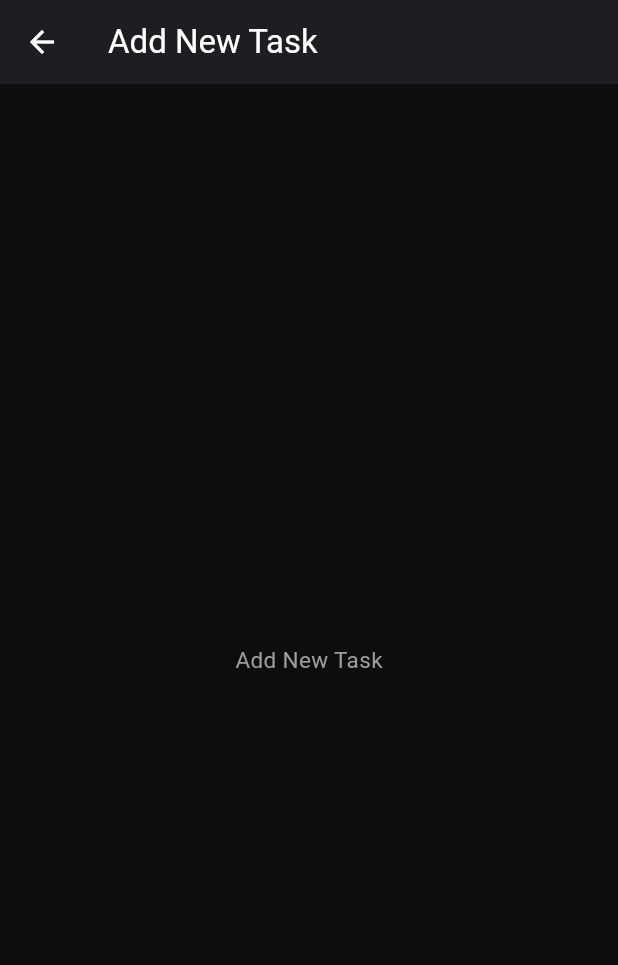
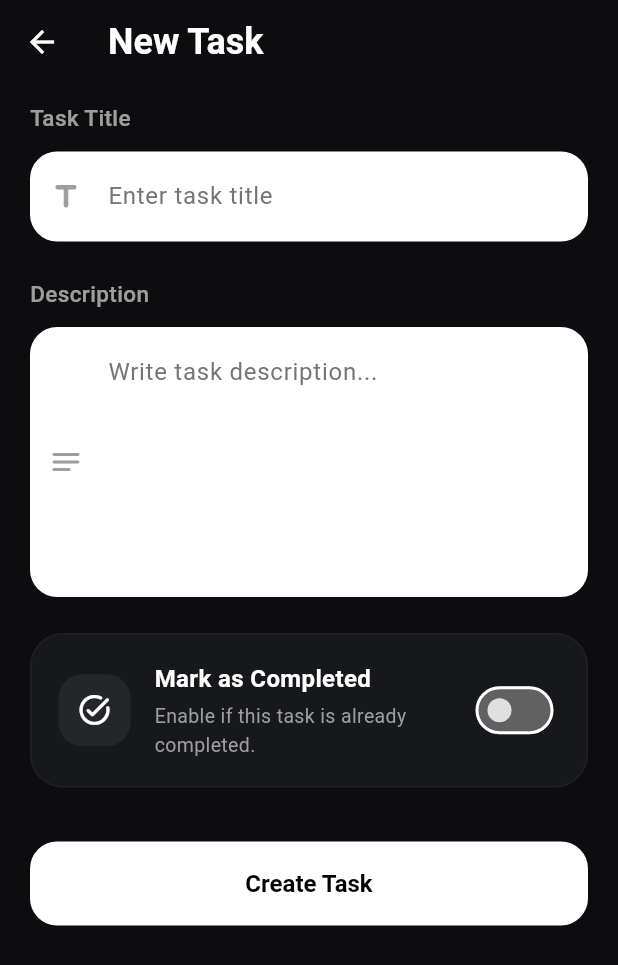
Before and after one commit to ruman-dev/inkwell_flutter, a Flutter app: the AddNewTaskScreen screen opened by its route, on a phone screen of 412 x 824 dp. Shown: the top 965 px of the screen. Run offline on Flutter 3.47's test engine with Material 3 defaults, Android fonts, the phone set to English and light mode, and no system bars; our stand-ins replace get.

Commit message:
feat: implement UI and state management for adding new tasks

```diff
--- a/lib/features/home/presentation/controllers/add_new_task_controller.dart
+++ b/lib/features/home/presentation/controllers/add_new_task_controller.dart
@@ -1,3 +1,13 @@
+import 'package:flutter/material.dart';
 import 'package:get/get.dart';
 
-class AddNewTaskController extends GetxController {}
+class AddNewTaskController extends GetxController {
+  final titleController = TextEditingController();
+  final descriptionController = TextEditingController();
+
+  var isCompleted = false.obs;
+
+  void toggleCompletion(bool value) {
+    isCompleted.value = value;
+  }
+}
--- a/lib/features/home/presentation/screens/add_new_task_screen.dart
+++ b/lib/features/home/presentation/screens/add_new_task_screen.dart
@@ -8,8 +8,163 @@ class AddNewTaskScreen extends GetView<AddNewTaskController> {
   @override
   Widget build(BuildContext context) {
     return Scaffold(
-      appBar: AppBar(title: const Text("Add New Task")),
-      body: SafeArea(child: Center(child: Text("Add New Task"))),
+      appBar: AppBar(
+        backgroundColor: Colors.transparent,
+        elevation: 0,
+        centerTitle: false,
+        iconTheme: const IconThemeData(color: Colors.white),
+        title: const Text(
+          'New Task',
+          style: TextStyle(
+            color: Colors.white,
+            fontWeight: FontWeight.w700,
+            fontSize: 24,
+          ),
+        ),
+      ),
+
+      body: SafeArea(
+        child: SingleChildScrollView(
+          padding: const EdgeInsets.symmetric(horizontal: 20, vertical: 12),
+          child: Column(
+            crossAxisAlignment: CrossAxisAlignment.start,
+            children: [
+              /// Title
+              Text(
+                'Task Title',
+                style: TextStyle(
+                  color: Colors.white.withValues(alpha: .6),
+                  fontWeight: FontWeight.w500,
+                ),
+              ),
+
+              const SizedBox(height: 12),
+
+              TextFormField(
+                controller: controller.titleController,
+                decoration: const InputDecoration(
+                  hintText: 'Enter task title',
+                  prefixIcon: Icon(Icons.title_rounded),
+                  filled: true,
+                  fillColor: Colors.white,
+                ),
+              ),
+
+              const SizedBox(height: 24),
+
+              /// Description
+              Text(
+                'Description',
+                style: TextStyle(
+                  color: Colors.white.withValues(alpha: .6),
+                  fontWeight: FontWeight.w500,
+                ),
+              ),
+
+              const SizedBox(height: 12),
+
+              TextFormField(
+                controller: controller.descriptionController,
+                decoration: const InputDecoration(
+                  hintText: 'Write task description...',
+                  prefixIcon: Icon(Icons.notes_rounded),
+                  filled: true,
+                  fillColor: Colors.white,
+                ),
+                maxLines: 6,
+              ),
+
+              const SizedBox(height: 24),
+
+              /// Completion Status
+              Container(
+                padding: const EdgeInsets.symmetric(
+                  horizontal: 18,
+                  vertical: 18,
+                ),
+                decoration: BoxDecoration(
+                  color: const Color(0xFF17181C),
+                  borderRadius: BorderRadius.circular(22),
+                  border: Border.all(
+                    color: Colors.white.withValues(alpha: .04),
+                  ),
+                ),
+                child: Row(
+                  children: [
+                    Container(
+                      height: 48,
+                      width: 48,
+                      decoration: BoxDecoration(
+                        color: Colors.white.withValues(alpha: .06),
+                        borderRadius: BorderRadius.circular(16),
+                      ),
+                      child: const Icon(
+                        Icons.task_alt_rounded,
+                        color: Colors.white,
+                      ),
+                    ),
+
+                    const SizedBox(width: 16),
+
+                    Expanded(
+                      child: Column(
+                        crossAxisAlignment: CrossAxisAlignment.start,
+                        children: [
+                          const Text(
+                            'Mark as Completed',
+                            style: TextStyle(
+                              color: Colors.white,
+                              fontSize: 16,
+                              fontWeight: FontWeight.w600,
+                            ),
+                          ),
+
+                          const SizedBox(height: 4),
+
+                          Text(
+                            'Enable if this task is already completed.',
+                            style: TextStyle(
+                              color: Colors.grey.shade500,
+                              fontSize: 13,
+                            ),
+                          ),
+                        ],
+                      ),
+                    ),
+
+                    Obx(
+                      () => Switch(
+                        value: controller.isCompleted.value,
+                        onChanged: controller.toggleCompletion,
+                        activeThumbColor: Colors.black,
+                        activeTrackColor: Colors.white,
+                        inactiveThumbColor: Colors.grey.shade300,
+                        inactiveTrackColor: Colors.grey.shade700,
+                      ),
+                    ),
+                  ],
+                ),
+              ),
+
+              const SizedBox(height: 36),
+
+              /// Save Button
+              ElevatedButton(
+                onPressed: () {
+                  /// Save Task Logic
+                  Get.back();
+                },
+                child: const Text(
+                  'Create Task',
+                  style: TextStyle(fontSize: 16, fontWeight: FontWeight.w700),
+                ),
+              ),
+
+              const SizedBox(height: 24),
+            ],
+          ),
+        ),
+      ),
     );
   }
 }
```
